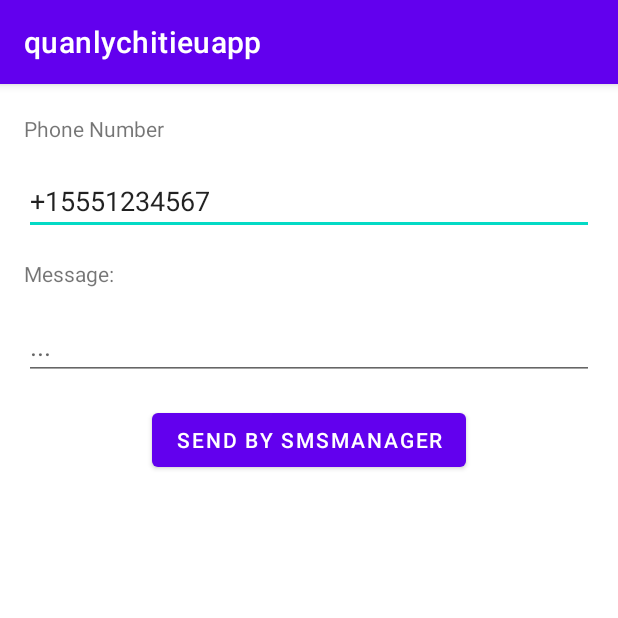
After one commit to Faleeeee/quanlychitieu, an Android app: the sms_manager screen opened directly, with no data from a screen before it, on a phone screen of 412 x 824 dp, the top half of it. The commit adds this screen. Run offline under Robolectric (Android 15) with nearby library versions, the phone set to English and light mode, and no system bars.

Commit message:
chuong8_sms

```diff
--- /dev/null
+++ b/app/src/main/java/com/example/quanlychitieuapp/sms_manager.java
@@ -0,0 +1,112 @@
+package com.example.quanlychitieuapp;
+
+import androidx.appcompat.app.AppCompatActivity;
+import androidx.core.app.ActivityCompat;
+
+import android.Manifest;
+import android.content.Intent;
+import android.content.pm.PackageManager;
+import android.os.Bundle;
+import android.telephony.SmsManager;
+import android.util.Log;
+import android.view.View;
+import android.widget.Button;
+import android.widget.EditText;
+import android.widget.Toast;
+
+public class sms_manager extends AppCompatActivity {
+
+    private static final int MY_PERMISSION_REQUEST_CODE_SEND_SMS = 1;
+
+    private static final String LOG_TAG = "AndroidExample";
+
+    private EditText editTextPhoneNumber;
+    private EditText editTextMessage;
+
+    private Button buttonSend;
+
+    @Override
+    protected void onCreate(Bundle savedInstanceState) {
+        super.onCreate(savedInstanceState);
+        setContentView(R.layout.activity_sms_manager);
+
+        this.editTextPhoneNumber = (EditText) this.findViewById(R.id.editText_phoneNumber);
+        this.editTextMessage = (EditText) this.findViewById(R.id.editText_message);
+
+        this.buttonSend = (Button) this.findViewById(R.id.button_send);
+
+        this.buttonSend.setOnClickListener(new View.OnClickListener() {
+            @Override
+            public void onClick(View v) {
+                askPermissionAndSendSMS();
+            }
+        });
+    }
+
+    private void askPermissionAndSendSMS() {
+
+        if (android.os.Build.VERSION.SDK_INT >= android.os.Build.VERSION_CODES.M) { // 23
+
+            // Check if we have send SMS permission
+            int sendSmsPermisson = ActivityCompat.checkSelfPermission(this,
+                    Manifest.permission.SEND_SMS);
+
+            if (sendSmsPermisson != PackageManager.PERMISSION_GRANTED) {
+                // If don't have permission so prompt the user.
+                this.requestPermissions(
+                        new String[]{Manifest.permission.SEND_SMS},
+                        MY_PERMISSION_REQUEST_CODE_SEND_SMS
+                );
+                return;
+            }
+        }
+        this.sendSMS_by_smsManager();
+    }
+
+    private void sendSMS_by_smsManager() {
+
+        String phoneNumber = this.editTextPhoneNumber.getText().toString();
+        String message = this.editTextMessage.getText().toString();
+
+        try {
+            SmsManager smsManager = SmsManager.getDefault();
+            smsManager.sendTextMessage(phoneNumber, null, message, null, null);
+        } catch (Exception ex) {
+            Log.e(LOG_TAG, "Your sms has failed...", ex);
+            Toast.makeText(getApplicationContext(), "Your sms has failed... " + ex.getMessage(),
+                    Toast.LENGTH_LONG).show();
+            ex.printStackTrace();
+        }
+    }
+
+
+    // When you have the request results
+    @Override
+    public void onRequestPermissionsResult(int requestCode,
+                                           String permissions[], int[] grantResults) {
+
+        super.onRequestPermissionsResult(requestCode, permissions, grantResults);
+        //
+        switch (requestCode) {
+            case MY_PERMISSION_REQUEST_CODE_SEND_SMS: {
+
+                // Note: If request is cancelled, the result arrays are empty.
+                // Permissions granted (SEND_SMS).
+                if (grantResults.length > 0
+                        && grantResults[0] == PackageManager.PERMISSION_GRANTED) {
+
+                    Log.i(LOG_TAG, "Permission granted!");
+                    Toast.makeText(this, "Permission granted!", Toast.LENGTH_LONG).show();
+
+                    this.sendSMS_by_smsManager();
+                }
+                // Cancelled or denied.
+                else {
+                    Log.i(LOG_TAG, "Permission denied!");
+                    Toast.makeText(this, "Permission denied!", Toast.LENGTH_LONG).show();
+                }
+                break;
+            }
+        }
+    }
+}
--- /dev/null
+++ b/app/src/main/res/layout/activity_sms_manager.xml
@@ -0,0 +1,80 @@
+<?xml version="1.0" encoding="utf-8"?>
+<androidx.constraintlayout.widget.ConstraintLayout xmlns:android="http://schemas.android.com/apk/res/android"
+    xmlns:app="http://schemas.android.com/apk/res-auto"
+    xmlns:tools="http://schemas.android.com/tools"
+    android:layout_width="match_parent"
+    android:layout_height="match_parent"
+    tools:context=".MainActivity">
+
+    <TextView
+        android:id="@+id/textView"
+        android:layout_width="0dp"
+        android:layout_height="wrap_content"
+        android:layout_marginStart="16dp"
+        android:layout_marginLeft="16dp"
+        android:layout_marginTop="20dp"
+        android:layout_marginEnd="16dp"
+        android:layout_marginRight="16dp"
+        android:text="Phone Number"
+        app:layout_constraintEnd_toEndOf="parent"
+        app:layout_constraintStart_toStartOf="parent"
+        app:layout_constraintTop_toTopOf="parent" />
+
+    <EditText
+        android:id="@+id/editText_phoneNumber"
+        android:layout_width="0dp"
+        android:layout_height="wrap_content"
+        android:layout_marginStart="16dp"
+        android:layout_marginLeft="16dp"
+        android:layout_marginTop="16dp"
+        android:layout_marginEnd="16dp"
+        android:layout_marginRight="16dp"
+        android:ems="10"
+        android:hint="Phone Number"
+        android:inputType="phone"
+        android:text="+15551234567"
+        app:layout_constraintEnd_toEndOf="parent"
+        app:layout_constraintStart_toStartOf="parent"
+        app:layout_constraintTop_toBottomOf="@+id/textView" />
+
+    <TextView
+        android:id="@+id/textView2"
+        android:layout_width="0dp"
+        android:layout_height="wrap_content"
+        android:layout_marginStart="16dp"
+        android:layout_marginLeft="16dp"
+        android:layout_marginTop="16dp"
+        android:layout_marginEnd="16dp"
+        android:layout_marginRight="16dp"
+        android:text="Message:"
+        app:layout_constraintEnd_toEndOf="parent"
+        app:layout_constraintStart_toStartOf="parent"
+        app:layout_constraintTop_toBottomOf="@+id/editText_phoneNumber" />
+
+    <EditText
+        android:id="@+id/editText_message"
+        android:layout_width="0dp"
+        android:layout_height="wrap_content"
+        android:layout_marginStart="16dp"
+        android:layout_marginLeft="16dp"
+        android:layout_marginTop="16dp"
+        android:layout_marginEnd="16dp"
+        android:layout_marginRight="16dp"
+        android:ems="10"
+        android:inputType="text"
+        android:hint="..."
+        app:layout_constraintEnd_toEndOf="parent"
+        app:layout_constraintStart_toStartOf="parent"
+        app:layout_constraintTop_toBottomOf="@+id/textView2" />
+
+    <Button
+        android:id="@+id/button_send"
+        android:layout_width="wrap_content"
+        android:layout_height="wrap_content"
+        android:layout_marginTop="16dp"
+        android:text="Send By SmsManager"
+        app:layout_constraintEnd_toEndOf="parent"
+        app:layout_constraintStart_toStartOf="parent"
+        app:layout_constraintTop_toBottomOf="@+id/editText_message" />
+
+</androidx.constraintlayout.widget.ConstraintLayout>
```
Also changed, not shown: app/src/main/AndroidManifest.xml (+34 -2 lines), app/src/main/java/com/example/quanlychitieuapp/IntentACTION_SEND.java (added, +57 -0 lines), app/src/main/java/com/example/quanlychitieuapp/MainActivity.java (+110 -10 lines), app/src/main/java/com/example/quanlychitieuapp/SMSReceiver.java (added, +36 -0 lines), app/src/main/res/layout/activity_intent_action_send.xml (added, +80 -0 lines), app/src/main/res/layout/activity_main.xml (+25 -3 lines).
